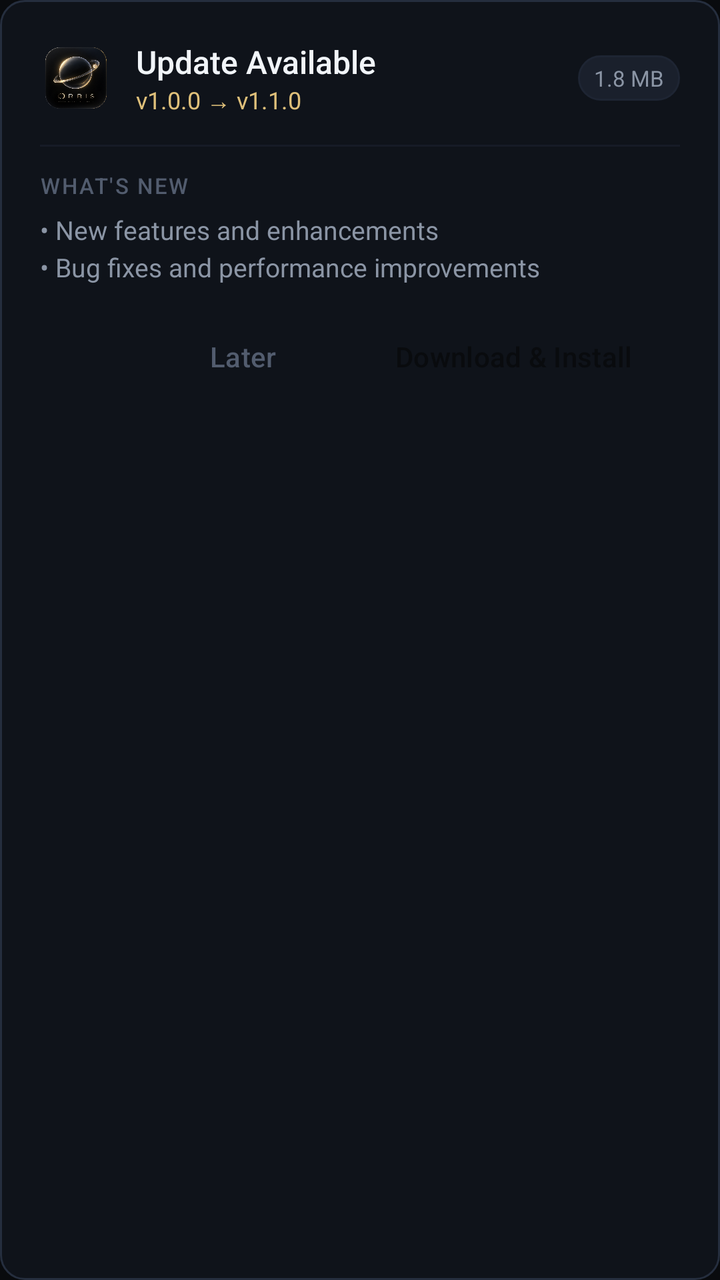
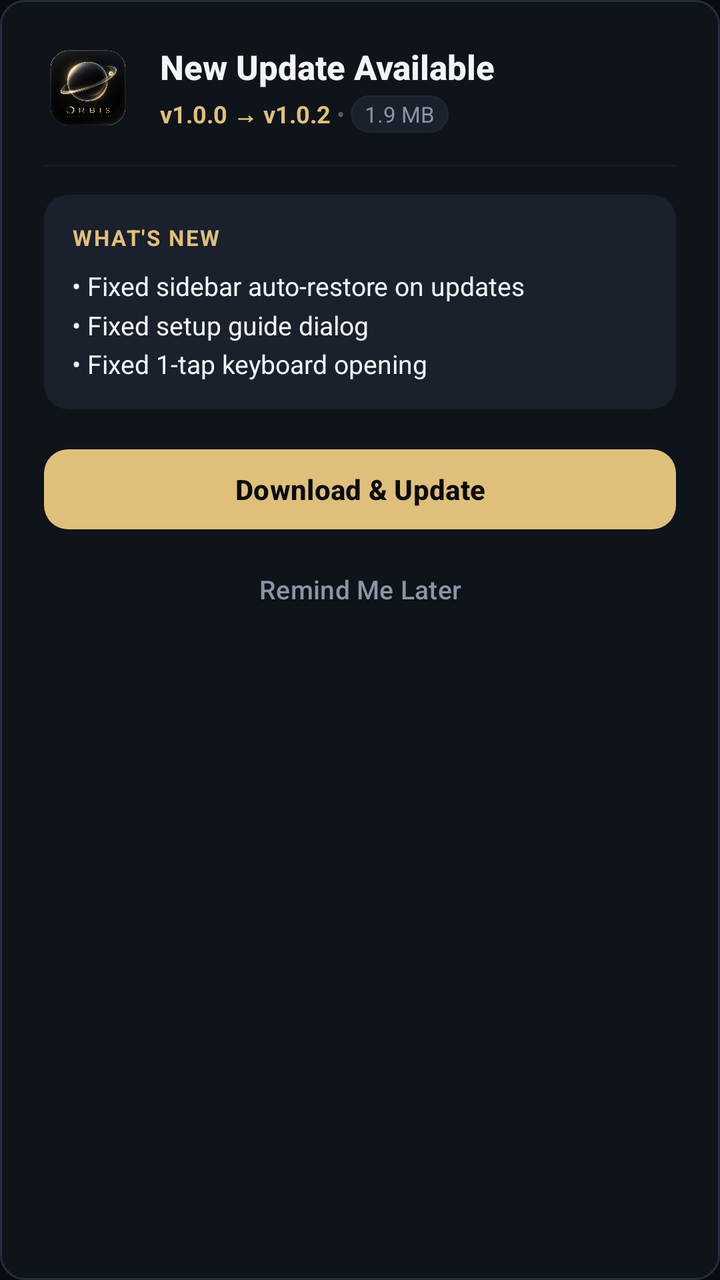

Two renders of the same Android screen: before a commit and after it. Below are the layout's source before the change and the commit's diff.
<!-- AndroidManifest.xml: application theme Theme.FloatingVirtualWindow -->
<!-- res/layout/dialog_update.xml -->
<?xml version="1.0" encoding="utf-8"?>
<LinearLayout xmlns:android="http://schemas.android.com/apk/res/android"
    xmlns:app="http://schemas.android.com/apk/res-auto"
    android:layout_width="match_parent"
    android:layout_height="wrap_content"
    android:background="@drawable/bg_floating_window"
    android:orientation="vertical"
    android:padding="20dp">

    
    <LinearLayout
        android:layout_width="match_parent"
        android:layout_height="wrap_content"
        android:orientation="horizontal"
        android:gravity="center_vertical"
        android:layout_marginBottom="14dp">

        <ImageView
            android:layout_width="36dp"
            android:layout_height="36dp"
            android:src="@drawable/ic_orbis_logo"
            android:contentDescription="Orbis Logo" />

        <LinearLayout
            android:layout_width="0dp"
            android:layout_height="wrap_content"
            android:layout_weight="1"
            android:layout_marginStart="12dp"
            android:orientation="vertical">

            <TextView
                android:layout_width="wrap_content"
                android:layout_height="wrap_content"
                android:text="Update Available"
                android:textColor="@color/text_primary"
                android:textSize="16sp"
                android:fontFamily="sans-serif-medium" />

            <TextView
                android:id="@+id/tvUpdateVersion"
                android:layout_width="wrap_content"
                android:layout_height="wrap_content"
                android:text="v1.0.0 → v1.1.0"
                android:textColor="@color/accent"
                android:textSize="12sp" />
        </LinearLayout>

        <TextView
            android:id="@+id/tvUpdateSize"
            android:layout_width="wrap_content"
            android:layout_height="wrap_content"
            android:background="@drawable/bg_status_badge"
            android:paddingHorizontal="8dp"
            android:paddingVertical="4dp"
            android:text="1.8 MB"
            android:textColor="@color/text_secondary"
            android:textSize="11sp" />
    </LinearLayout>

    <View
        android:layout_width="match_parent"
        android:layout_height="1dp"
        android:background="@color/border_subtle"
        android:layout_marginBottom="12dp" />

    
    <TextView
        android:layout_width="wrap_content"
        android:layout_height="wrap_content"
        android:text="WHAT'S NEW"
        android:textColor="@color/text_muted"
        android:textSize="11sp"
        android:letterSpacing="0.08"
        android:fontFamily="sans-serif-medium"
        android:layout_marginBottom="6dp" />

    <ScrollView
        android:layout_width="match_parent"
        android:layout_height="wrap_content"
        android:maxHeight="160dp"
        android:layout_marginBottom="16dp">

        <TextView
            android:id="@+id/tvUpdateNotes"
            android:layout_width="match_parent"
            android:layout_height="wrap_content"
            android:text="• New features and enhancements\n• Bug fixes and performance improvements"
            android:textColor="@color/text_secondary"
            android:textSize="13sp"
            android:lineSpacingMultiplier="1.2" />
    </ScrollView>

    
    <LinearLayout
        android:id="@+id/llDownloadProgress"
        android:layout_width="match_parent"
        android:layout_height="wrap_content"
        android:orientation="vertical"
        android:visibility="gone"
        android:layout_marginBottom="16dp">

        <ProgressBar
            android:id="@+id/pbDownload"
            style="?android:attr/progressBarStyleHorizontal"
            android:layout_width="match_parent"
            android:layout_height="4dp"
            android:progressTint="@color/accent"
            android:progress="0"
            android:max="100" />

        <TextView
            android:id="@+id/tvDownloadStatus"
            android:layout_width="wrap_content"
            android:layout_height="wrap_content"
            android:layout_marginTop="6dp"
            android:text="Downloading: 0%"
            android:textColor="@color/text_muted"
            android:textSize="11sp" />
    </LinearLayout>

    
    <LinearLayout
        android:layout_width="match_parent"
        android:layout_height="wrap_content"
        android:orientation="horizontal"
        android:gravity="end">

        <Button
            android:id="@+id/btnUpdateCancel"
            style="@style/Widget.Material3.Button.TextButton"
            android:layout_width="wrap_content"
            android:layout_height="40dp"
            android:text="Later"
            android:textColor="@color/text_muted"
            android:layout_marginEnd="8dp" />

        <Button
            android:id="@+id/btnUpdateAction"
            style="@style/Widget.Material3.Button"
            android:layout_width="wrap_content"
            android:layout_height="40dp"
            android:text="Download &amp; Install"
            android:textColor="#090B0E"
            app:backgroundTint="@color/accent" />
    </LinearLayout>
</LinearLayout>
<!-- resources referenced by this layout -->
<resources>
  <color name="accent">#DFC07A</color>
  <color name="border_subtle">#161B26</color>
  <color name="text_muted">#525C6E</color>
  <color name="text_primary">#F1F5F9</color>
  <color name="text_secondary">#8B95A5</color>
  <!-- drawable bg_floating_window (drawable) -->
  <shape xmlns:android="http://schemas.android.com/apk/res/android"
      android:shape="rectangle">
      <corners android:radius="12dp" />
      <solid android:color="@color/window_overlay" />
      <stroke
          android:width="1dp"
          android:color="@color/window_border" />
  </shape>
  <!-- drawable bg_status_badge (drawable) -->
  <shape xmlns:android="http://schemas.android.com/apk/res/android"
      android:shape="rectangle">
      <corners android:radius="14dp" />
      <solid android:color="@color/surface_variant" />
      <stroke
          android:width="1dp"
          android:color="@color/border" />
  </shape>
  <!-- drawable ic_orbis_logo: png bitmap (drawable, 230609 bytes) -->
  <style name="Theme.FloatingVirtualWindow" parent="Theme.Material3.Dark.NoActionBar">
          <item name="colorPrimary">@color/accent</item>
          <item name="colorOnPrimary">#090B0E</item>
          <item name="colorSecondary">@color/accent</item>
          <item name="android:windowBackground">@color/background</item>
          <item name="android:statusBarColor">@color/background</item>
          <item name="android:navigationBarColor">@color/background</item>
          <item name="colorSurface">@color/surface</item>
          <item name="colorOnSurface">@color/text_primary</item>
      </style>
  <color name="window_overlay">#E610141C</color>
  <color name="window_border">#252E3E</color>
  <color name="surface_variant">#1A202C</color>
  <color name="border">#1E2533</color>
  <color name="background">#090B0E</color>
  <color name="surface">#12161F</color>
</resources>

<!-- the commit's change to res/layout/dialog_update.xml (unified diff, before → after) -->
@@ -5,7 +5,7 @@
     android:layout_height="wrap_content"
     android:background="@drawable/bg_floating_window"
     android:orientation="vertical"
-    android:padding="20dp">
+    android:padding="22dp">
 
     
     <LinearLayout
@@ -13,11 +13,11 @@
         android:layout_height="wrap_content"
         android:orientation="horizontal"
         android:gravity="center_vertical"
-        android:layout_marginBottom="14dp">
+        android:layout_marginBottom="16dp">
 
         <ImageView
-            android:layout_width="36dp"
-            android:layout_height="36dp"
+            android:layout_width="44dp"
+            android:layout_height="44dp"
             android:src="@drawable/ic_orbis_logo"
             android:contentDescription="Orbis Logo" />
 
@@ -25,70 +25,102 @@
             android:layout_width="0dp"
             android:layout_height="wrap_content"
             android:layout_weight="1"
-            android:layout_marginStart="12dp"
+            android:layout_marginStart="14dp"
             android:orientation="vertical">
 
             <TextView
                 android:layout_width="wrap_content"
                 android:layout_height="wrap_content"
-                android:text="Update Available"
+                android:text="New Update Available"
                 android:textColor="@color/text_primary"
-                android:textSize="16sp"
+                android:textSize="17sp"
+                android:textStyle="bold"
                 android:fontFamily="sans-serif-medium" />
 
-            <TextView
-                android:id="@+id/tvUpdateVersion"
+            <LinearLayout
                 android:layout_width="wrap_content"
                 android:layout_height="wrap_content"
-                android:text="v1.0.0 → v1.1.0"
-                android:textColor="@color/accent"
-                android:textSize="12sp" />
+                android:orientation="horizontal"
+                android:gravity="center_vertical"
+                android:layout_marginTop="3dp">
+
+                <TextView
+                    android:id="@+id/tvUpdateVersion"
+                    android:layout_width="wrap_content"
+                    android:layout_height="wrap_content"
+                    android:text="v1.0.0 → v1.0.2"
+                    android:textColor="@color/accent"
+                    android:textSize="12sp"
+                    android:textStyle="bold" />
+
+                <TextView
+                    android:layout_width="wrap_content"
+                    android:layout_height="wrap_content"
+                    android:text=" • "
+                    android:textColor="@color/text_muted"
+                    android:textSize="12sp" />
+
+                <TextView
+                    android:id="@+id/tvUpdateSize"
+                    android:layout_width="wrap_content"
+                    android:layout_height="wrap_content"
+                    android:background="@drawable/bg_status_badge"
+                    android:paddingHorizontal="7dp"
+                    android:paddingVertical="2dp"
+                    android:text="1.9 MB"
+                    android:textColor="@color/text_secondary"
+                    android:textSize="11sp" />
+            </LinearLayout>
         </LinearLayout>
-
-        <TextView
-            android:id="@+id/tvUpdateSize"
-            android:layout_width="wrap_content"
-            android:layout_height="wrap_content"
-            android:background="@drawable/bg_status_badge"
-            android:paddingHorizontal="8dp"
-            android:paddingVertical="4dp"
-            android:text="1.8 MB"
-            android:textColor="@color/text_secondary"
-            android:textSize="11sp" />
     </LinearLayout>
 
     <View
         android:layout_width="match_parent"
         android:layout_height="1dp"
         android:background="@color/border_subtle"
-        android:layout_marginBottom="12dp" />
+        android:layout_marginBottom="14dp" />
 
     
-    <TextView
-        android:layout_width="wrap_content"
-        android:layout_height="wrap_content"
-        android:text="WHAT'S NEW"
-        android:textColor="@color/text_muted"
-        android:textSize="11sp"
-        android:letterSpacing="0.08"
-        android:fontFamily="sans-serif-medium"
-        android:layout_marginBottom="6dp" />
-
-    <ScrollView
+    <com.google.android.material.card.MaterialCardView
         android:layout_width="match_parent"
         android:layout_height="wrap_content"
-        android:maxHeight="160dp"
-        android:layout_marginBottom="16dp">
+        android:layout_marginBottom="16dp"
+        app:cardBackgroundColor="@color/surface_variant"
+        app:cardCornerRadius="12dp"
+        app:strokeWidth="0dp">
 
-        <TextView
-            android:id="@+id/tvUpdateNotes"
+        <LinearLayout
             android:layout_width="match_parent"
             android:layout_height="wrap_content"
-            android:text="• New features and enhancements\n• Bug fixes and performance improvements"
-            android:textColor="@color/text_secondary"
-            android:textSize="13sp"
-            android:lineSpacingMultiplier="1.2" />
-    </ScrollView>
+            android:orientation="vertical"
+            android:padding="14dp">
+
+            <TextView
+                android:layout_width="wrap_content"
+                android:layout_height="wrap_content"
+                android:text="WHAT'S NEW"
+                android:textColor="@color/accent"
+                android:textSize="11sp"
+                android:letterSpacing="0.08"
+                android:textStyle="bold"
+                android:layout_marginBottom="8dp" />
+
+            <ScrollView
+                android:layout_width="match_parent"
+                android:layout_height="wrap_content"
+                android:maxHeight="160dp">
+
+                <TextView
+                    android:id="@+id/tvUpdateNotes"
+                    android:layout_width="match_parent"
+                    android:layout_height="wrap_content"
+                    android:text="• Fixed sidebar auto-restore on updates\n• Fixed setup guide dialog\n• Fixed 1-tap keyboard opening"
+                    android:textColor="@color/text_primary"
+                    android:textSize="13sp"
+                    android:lineSpacingMultiplier="1.25" />
+            </ScrollView>
+        </LinearLayout>
+    </com.google.android.material.card.MaterialCardView>
 
     
     <LinearLayout
@@ -103,7 +135,7 @@
             android:id="@+id/pbDownload"
             style="?android:attr/progressBarStyleHorizontal"
             android:layout_width="match_parent"
-            android:layout_height="4dp"
+            android:layout_height="6dp"
             android:progressTint="@color/accent"
             android:progress="0"
             android:max="100" />
@@ -114,33 +146,35 @@
             android:layout_height="wrap_content"
             android:layout_marginTop="6dp"
             android:text="Downloading: 0%"
-            android:textColor="@color/text_muted"
-            android:textSize="11sp" />
+            android:textColor="@color/text_secondary"
+            android:textSize="12sp" />
     </LinearLayout>
 
     
     <LinearLayout
         android:layout_width="match_parent"
         android:layout_height="wrap_content"
-        android:orientation="horizontal"
-        android:gravity="end">
+        android:orientation="vertical">
 
-        <Button
+        <com.google.android.material.button.MaterialButton
+            android:id="@+id/btnUpdateAction"
+            android:layout_width="match_parent"
+            android:layout_height="48dp"
+            android:text="Download &amp; Update"
+            android:textSize="14sp"
+            android:textStyle="bold"
+            android:textColor="#090B0E"
+            app:backgroundTint="@color/accent"
+            app:cornerRadius="12dp" />
+
+        <com.google.android.material.button.MaterialButton
             android:id="@+id/btnUpdateCancel"
             style="@style/Widget.Material3.Button.TextButton"
-            android:layout_width="wrap_content"
+            android:layout_width="match_parent"
             android:layout_height="40dp"
-            android:text="Later"
-            android:textColor="@color/text_muted"
-            android:layout_marginEnd="8dp" />
-
-        <Button
-            android:id="@+id/btnUpdateAction"
-            style="@style/Widget.Material3.Button"
-            android:layout_width="wrap_content"
-            android:layout_height="40dp"
-            android:text="Download &amp; Install"
-            android:textColor="#090B0E"
-            app:backgroundTint="@color/accent" />
+            android:layout_marginTop="6dp"
+            android:text="Remind Me Later"
+            android:textColor="@color/text_secondary"
+            android:textSize="13sp" />
     </LinearLayout>
 </LinearLayout>
<!-- resource entries referenced after the edit -->
@@ -2,6 +2,7 @@
 <resources>
   <color name="accent">#DFC07A</color>
   <color name="border_subtle">#161B26</color>
+  <color name="surface_variant">#1A202C</color>
   <color name="text_muted">#525C6E</color>
   <color name="text_primary">#F1F5F9</color>
   <color name="text_secondary">#8B95A5</color>
@@ -36,7 +37,6 @@
       </style>
   <color name="window_overlay">#E610141C</color>
   <color name="window_border">#252E3E</color>
-  <color name="surface_variant">#1A202C</color>
   <color name="border">#1E2533</color>
   <color name="background">#090B0E</color>
   <color name="surface">#12161F</color>
